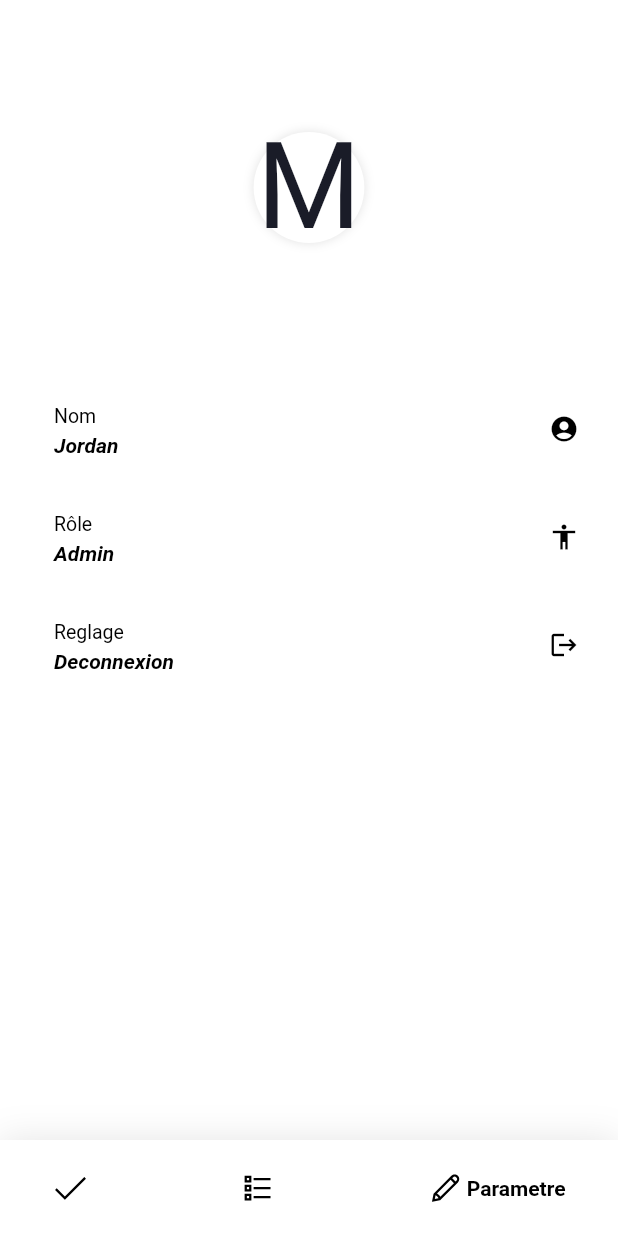
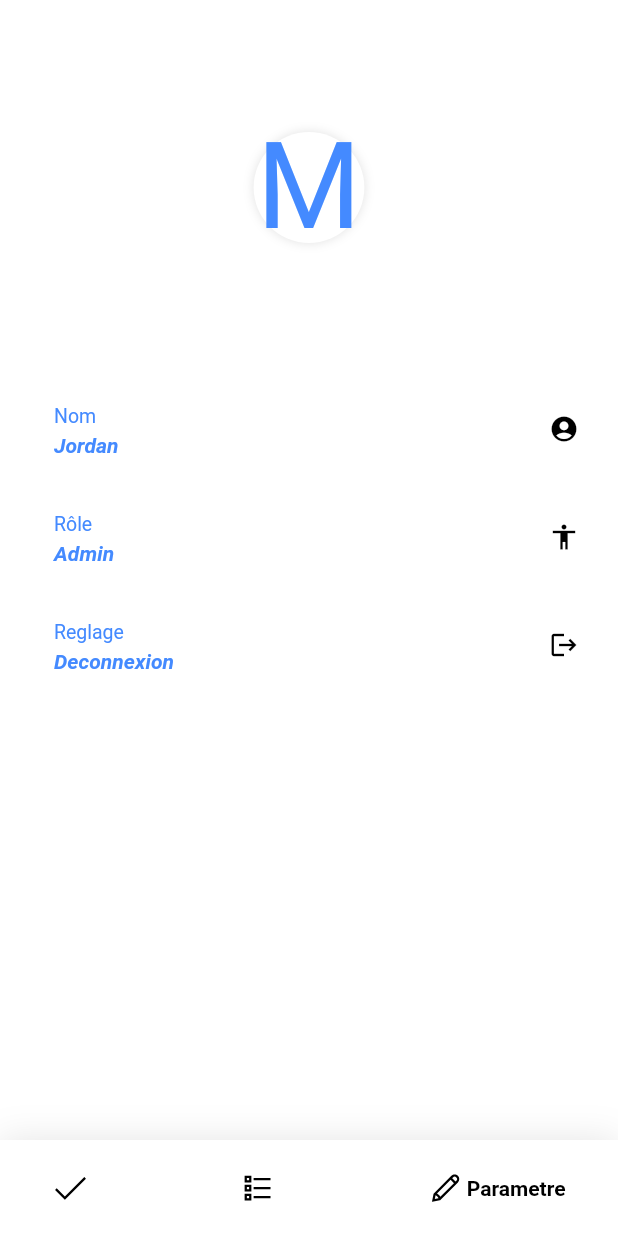
Before and after one commit to JoeM1990/arrosageMobile, a Flutter app: the Home screen opened directly, item 3 of the bottom bar chosen, on a phone screen of 412 x 824 dp. Run offline on Flutter 3.47's test engine with Material 2 defaults, Android fonts, the phone set to English and light mode, and no system bars; drawn by our look-alikes of google_nav_bar; our stand-ins replace line_icons; Roboto replaces fonts that are missing (Ubuntu-Regular).

```diff
--- a/lib/view/setting.dart
+++ b/lib/view/setting.dart
@@ -49,7 +49,7 @@ class SettingState extends State<Setting>{
                       child: Padding(
                         padding: const EdgeInsets.all(1.0),
                         child: Text('M', style: TextStyle(
-                          color: Color.fromRGBO(26, 28, 40, 1),
+                          color: Colors.blueAccent,
                           fontSize: 80,
                         ),),
                       ),
@@ -93,7 +93,7 @@ class SettingState extends State<Setting>{
               style: TextStyle(
                   fontSize: 13,
                   fontFamily: 'Ubuntu-Regular',
-                  color: Colors.black),
+                  color: Colors.blueAccent),
             ),
             subtitle: Text(
               'Jordan',
@@ -101,7 +101,7 @@ class SettingState extends State<Setting>{
                   fontWeight: FontWeight.bold,
                   fontFamily: 'Ubuntu-Regular',
                   fontStyle: FontStyle.italic,
-                  color: Colors.black),
+                  color: Colors.blueAccent),
             ),
             trailing: Icon(Icons.account_circle,
               color: Colors.black,
@@ -117,7 +117,7 @@ class SettingState extends State<Setting>{
               style: TextStyle(
                   fontSize: 13,
                   fontFamily: 'Ubuntu-Regular',
-                  color: Colors.black),
+                  color: Colors.blueAccent),
             ),
             subtitle: Text(
               'Admin',
@@ -125,7 +125,7 @@ class SettingState extends State<Setting>{
                   fontWeight: FontWeight.bold,
                   fontFamily: 'Ubuntu-Regular',
                   fontStyle: FontStyle.italic,
-                  color: Colors.black),
+                  color: Colors.blueAccent),
             ),
             trailing: Icon(Icons.accessibility,
               color: Colors.black,
@@ -143,7 +143,7 @@ class SettingState extends State<Setting>{
                 style: TextStyle(
                     fontSize: 13,
                     fontFamily: 'Ubuntu-Regular',
-                    color: Colors.black),
+                    color: Colors.blueAccent),
               ),
               subtitle: Text(
                 'Deconnexion',
@@ -151,7 +151,7 @@ class SettingState extends State<Setting>{
                     fontWeight: FontWeight.bold,
                     fontFamily: 'Ubuntu-Regular',
                     fontStyle: FontStyle.italic,
-                    color: Colors.black),
+                    color: Colors.blueAccent),
               ),
               trailing: Icon(Icons.logout,
                 color: Colors.black,
--- a/pubspec.yaml
+++ b/pubspec.yaml
@@ -14,6 +14,8 @@ dependencies:
 
   google_nav_bar: ^5.0.6
   line_icons: ^2.0.1
+
+  http: ^0.13.5
 
 
 
```
Also changed, not shown: lib/model/data.dart (added, +22 -0 lines), lib/view/historique.dart (+59 -3 lines), pubspec.lock.
